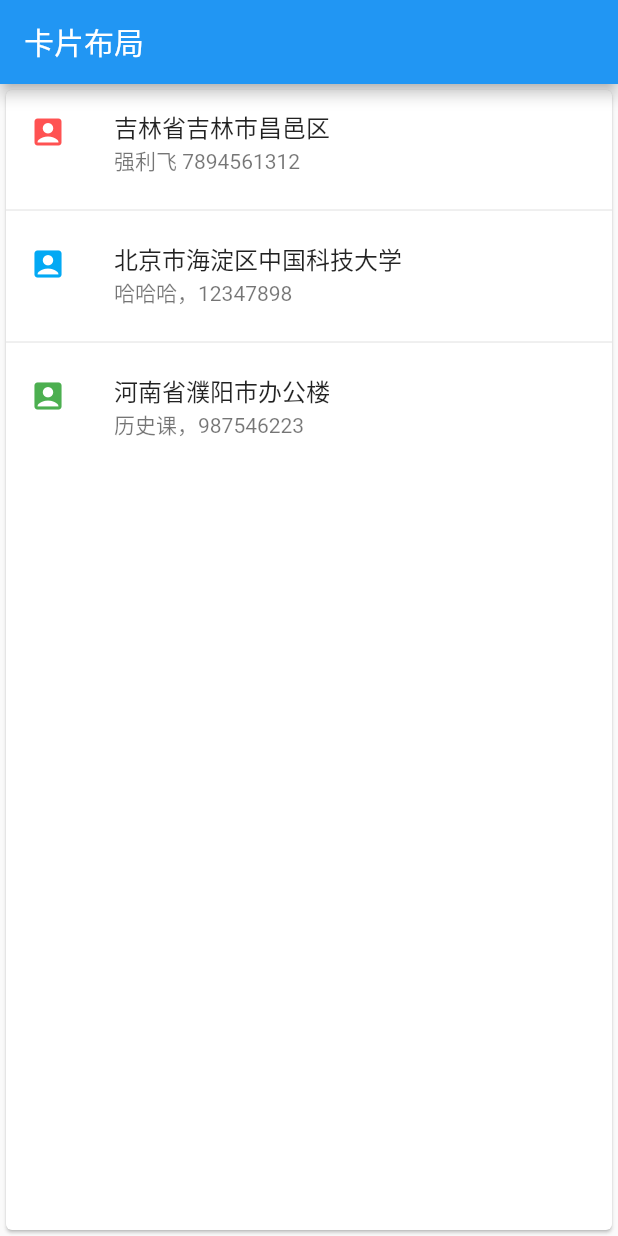
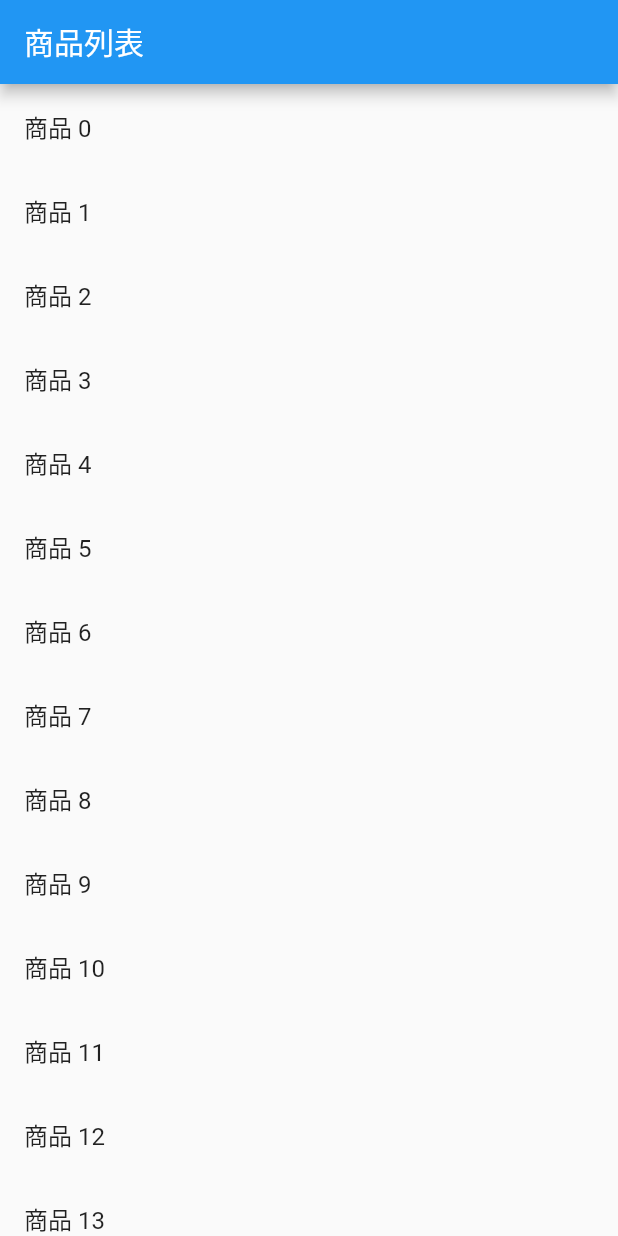
Before and after one commit to qianglifei/flutter_layout_demo, a Flutter app: the screen it shows after launch, on a phone screen of 412 x 824 dp. Run offline on Flutter 3.47's test engine with Material 2 defaults, Android fonts, the phone set to English and light mode, and no system bars.

Commit message:
Flutter 布局

```diff
--- a/lib/main.dart
+++ b/lib/main.dart
@@ -1,6 +1,6 @@
 import 'package:flutter/material.dart';
 
-void main() => runApp(MyApp());
+//void main() => runApp(MyApp());
 
 //class MyApp extends StatelessWidget{
 //  @override
@@ -229,42 +229,143 @@ void main() => runApp(MyApp());
 /**
  * 卡片组件布局
  */
-class MyApp extends StatelessWidget{
+//class MyApp extends StatelessWidget{
+//  @override
+//  Widget build(BuildContext context) {
+//    // TODO: implement build
+//    var card = new Card(
+//        child: Column(
+//            children: <Widget>[
+//                ListTile(
+//                    title: new Text('吉林省吉林市昌邑区',style: TextStyle(fontWeight: FontWeight.w500)),
+//                    subtitle: new Text('强利飞 7894561312'),
+//                    leading: new Icon(Icons.account_box,color: Colors.redAccent,),
+//                ),
+//                new Divider(),
+//                ListTile(
+//                    title: new Text('北京市海淀区中国科技大学',style: TextStyle(fontWeight: FontWeight.w500)),
+//                    subtitle: new Text('哈哈哈，12347898'),
+//                    leading: new Icon(Icons.account_box,color: Colors.lightBlue),
+//                ),
+//                new Divider(),
+//                ListTile(
+//                    title: new Text('河南省濮阳市办公楼',style: TextStyle(fontWeight: FontWeight.w500)),
+//                    subtitle: new Text('历史课，987546223'),
+//                    leading: Icon(Icons.account_box,color: Colors.green),
+//                )
+//            ],
+//        ),
+//    );
+//    return MaterialApp(
+//        title: '卡片式布局',
+//        home: Scaffold(
+//            appBar: new AppBar(
+//                title: new Text('卡片布局'),
+//            ),
+//            body: Center(child: card),
+//        ),
+//    );
+//  }
+//
+//}
+
+
+//void main(){
+//    runApp(MaterialApp(
+//        title: '导航演示1',
+//        home: new FirstScreen(),
+//    ));
+//}
+//
+//class FirstScreen extends StatelessWidget {
+//  @override
+//  Widget build(BuildContext context) {
+//    // TODO: implement build
+//    return new Scaffold(
+//        appBar: new AppBar(
+//            title: Text('导航页'),
+//        ),
+//        body: Center(
+//            child: RaisedButton(
+//              child: Text('查看商品详情页面'),
+//              onPressed: (){
+//                  Navigator.push(context, new MaterialPageRoute(
+//                      builder: (context) => new SecondScreen()
+//                  ));
+//              },
+//
+//            )
+//
+//        ),
+//    );
+//  }
+//
+//}
+//
+//class SecondScreen extends StatelessWidget{
+//  @override
+//  Widget build(BuildContext context) {
+//    // TODO: implement build
+//    return Scaffold(
+//        appBar: AppBar(
+//            title: Text('强利飞 的商品详情页'),
+//        ),
+//        body: Center(
+//            child: RaisedButton(
+//                onPressed: (){
+//                    Navigator.pop(context);
+//                },
+//                child: Text('返回')
+//            ),
+//        ),
+//    );
+//  }
+//}
+
+//Dart 中可以使用类来抽象一个数据
+class Product{
+    //商品标题
+    final String title;
+    //商品描述
+    final String description;
+    Product(this.title,this.description);
+}
+
+void main(){
+    runApp(MaterialApp(
+       title: '数据传递案例',
+       home: ProductList(
+          products:List.generate(
+            20,
+            (i) => Product('商品 $i','这是一个商品详情，编号为：$i'))
+       ),
+    ));
+}
+
+class ProductList extends StatelessWidget{
+  final List<Product> products;
+  ProductList({Key key,@required this.products}):super(key:key);
+
   @override
   Widget build(BuildContext context) {
     // TODO: implement build
-    var card = new Card(
-        child: Column(
-            children: <Widget>[
-                ListTile(
-                    title: new Text('吉林省吉林市昌邑区',style: TextStyle(fontWeight: FontWeight.w500)),
-                    subtitle: new Text('强利飞 7894561312'),
-                    leading: new Icon(Icons.account_box,color: Colors.redAccent,),
-                ),
-                new Divider(),
-                ListTile(
-                    title: new Text('北京市海淀区中国科技大学',style: TextStyle(fontWeight: FontWeight.w500)),
-                    subtitle: new Text('哈哈哈，12347898'),
-                    leading: new Icon(Icons.account_box,color: Colors.lightBlue),
-                ),
-                new Divider(),
-                ListTile(
-                    title: new Text('河南省濮阳市办公楼',style: TextStyle(fontWeight: FontWeight.w500)),
-                    subtitle: new Text('历史课，987546223'),
-                    leading: Icon(Icons.account_box,color: Colors.green),
-                )
-            ],
+    return Scaffold(
+        appBar: new AppBar(
+            title: Text('商品列表'),
         ),
-    );
-    return MaterialApp(
-        title: '卡片式布局',
-        home: Scaffold(
-            appBar: new AppBar(
-                title: new Text('卡片布局'),
-            ),
-            body: Center(child: card),
+        body: ListView.builder(
+            itemCount: products.length,
+            itemBuilder: (context,index){
+                new Divider();
+                return ListTile(
+                  title: Text(products[index].title),
+                  onTap: (){
+
+                  },
+
+                );
+            },
         ),
     );
   }
-
 }
```
